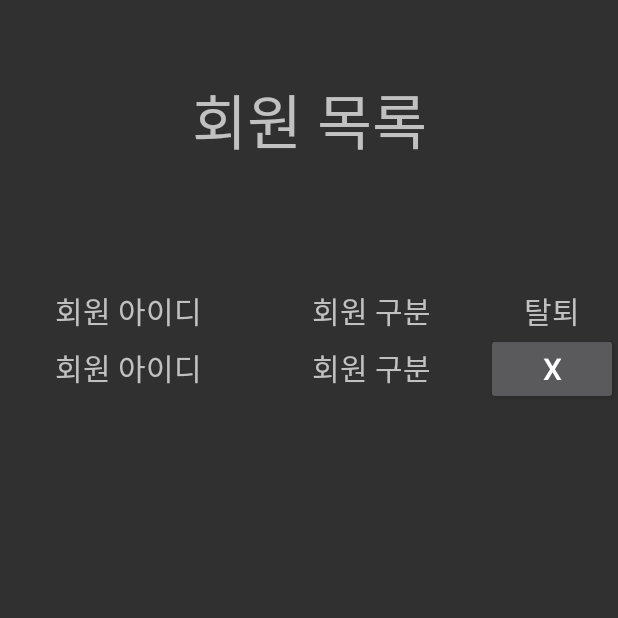
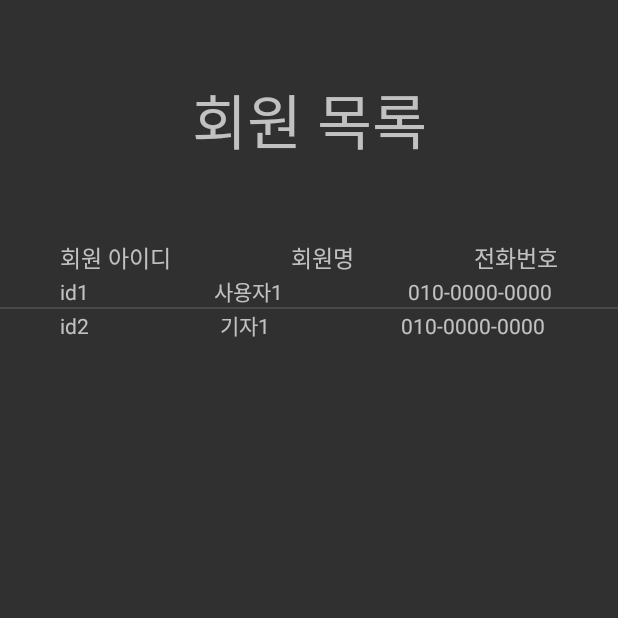
Before and after one commit to jinlee1703/yu_SoftwareDesign, an Android app: the UserListActivity screen opened directly, with no data from a screen before it, on a phone screen of 412 x 824 dp, the top half of it. Run offline under Robolectric (Android 15) with nearby library versions, the phone set to English and light mode, and no system bars.

Commit message:
feat: user management

```diff
--- a/app/src/main/AndroidManifest.xml
+++ b/app/src/main/AndroidManifest.xml
@@ -15,11 +15,7 @@
         android:usesCleartextTraffic="true"
         android:networkSecurityConfig="@xml/network_security_config"
         android:theme="@style/Theme.AppCompat.NoActionBar">
-        <activity android:name=".activity.NewsFormActivity"></activity>
         <activity android:name=".activity.UserListActivity" />
-        <activity android:name=".activity.ReportActivity" />
-        <activity android:name=".activity.NotificationActivity" />
-        <activity android:name=".activity.HashtagActivity" />
         <activity android:name=".activity.UserInfoActivity" />
         <activity android:name=".activity.HotKeywordActivity" />
         <activity android:name=".activity.WeatherActivity" />
--- a/app/src/main/java/com/example/news_application/activity/NewsListActivity.java
+++ b/app/src/main/java/com/example/news_application/activity/NewsListActivity.java
@@ -7,16 +7,14 @@ import android.content.Intent;
 import android.os.Bundle;
 import android.os.Handler;
 import android.os.Message;
-import android.util.Log;
 import android.view.View;
 import android.widget.AdapterView;
 import android.widget.Button;
 import android.widget.ListView;
-import android.widget.Toast;
 
 import com.example.news_application.R;
 import com.example.news_application.obj.News;
-import com.example.news_application.obj.NewsAdapter;
+import com.example.news_application.adapter.NewsAdapter;
 
 import org.jsoup.Jsoup;
 import org.jsoup.nodes.Document;
@@ -24,9 +22,7 @@ import org.jsoup.nodes.Element;
 import org.jsoup.select.Elements;
 
 import java.io.IOException;
-import java.text.SimpleDateFormat;
 import java.util.ArrayList;
-import java.util.Date;
 
 public class NewsListActivity extends AppCompatActivity {
     private Button[] btn = new Button[6];
--- a/app/src/main/java/com/example/news_application/activity/UserListActivity.java
+++ b/app/src/main/java/com/example/news_application/activity/UserListActivity.java
@@ -1,26 +1,75 @@
 package com.example.news_application.activity;
 
+import androidx.appcompat.app.AlertDialog;
 import androidx.appcompat.app.AppCompatActivity;
 
+import android.content.DialogInterface;
+import android.content.Intent;
 import android.os.Bundle;
+import android.view.View;
+import android.widget.AdapterView;
 import android.widget.Button;
 import android.widget.EditText;
+import android.widget.ListView;
+import android.widget.Toast;
 
 import com.example.news_application.R;
+import com.example.news_application.adapter.NewsAdapter;
+import com.example.news_application.adapter.UserAdapter;
+import com.example.news_application.db.DB;
+import com.example.news_application.obj.News;
+import com.example.news_application.obj.User;
+
+import java.util.ArrayList;
 
 public class UserListActivity extends AppCompatActivity {
-    private EditText[] idText;
-    private EditText[] roleText;
-    private Button[] deleteBtn;
+    private ArrayList<User> userArrayList;
+    private UserAdapter myAdapter;
+    private ListView listView;
 
     @Override
     protected void onCreate(Bundle savedInstanceState) {
         super.onCreate(savedInstanceState);
         setContentView(R.layout.activity_user_list);
+
+        listView = (ListView) findViewById(R.id.userlist_listView);
+        loadUserList();
     }
 
-    public void setUserList() {
+    public void loadUserList() {
+        userArrayList = DB.getUserLIst();
+        myAdapter = new UserAdapter(UserListActivity.this, userArrayList);
 
+        myAdapter.notifyDataSetChanged();
+        listView.setAdapter(myAdapter);
+        listView.setOnItemClickListener(new AdapterView.OnItemClickListener() {
+            @Override
+            public void onItemClick(AdapterView<?> adapterView, View view, int position, long id) {
+                AlertDialog.Builder msgBuilder = new AlertDialog.Builder(UserListActivity.this)
+                        .setTitle("회원 탈퇴")
+                        .setMessage(userArrayList.get(position).getUserName() + " 회원을 탈퇴시키겠습니까?")
+                        .setPositiveButton("OK", new DialogInterface.OnClickListener() {
+                            @Override
+                            public void onClick(DialogInterface dialogInterface, int i) {
+                                if (DB.withdrawalUser(userArrayList.get(position).getUserNo())) {
+                                    Toast.makeText(UserListActivity.this, "회원 탈퇴 완료!!!", Toast.LENGTH_SHORT).show();
+                                    userArrayList.clear();
+                                    loadUserList();
+                                    myAdapter.notifyDataSetChanged();
+                                    listView.setAdapter(myAdapter);
+                                } else {
+                                    Toast.makeText(UserListActivity.this, "회원 탈퇴 실패!!!", Toast.LENGTH_SHORT).show();
+                                }
+                            }
+                        })
+                        .setNegativeButton("Cancel", new DialogInterface.OnClickListener() {
+                            @Override
+                            public void onClick(DialogInterface dialogInterface, int i) {}
+                        });
+                AlertDialog msgDlg = msgBuilder.create();
+                msgDlg.show();
+            }
+        });
     }
 
     public void withdrawalUser(String userId) {
--- /dev/null
+++ b/app/src/main/java/com/example/news_application/adapter/UserAdapter.java
@@ -0,0 +1,58 @@
+package com.example.news_application.adapter;
+
+import android.content.Context;
+import android.view.LayoutInflater;
+import android.view.View;
+import android.view.ViewGroup;
+import android.widget.BaseAdapter;
+import android.widget.ImageView;
+import android.widget.TextView;
+
+import com.bumptech.glide.Glide;
+import com.example.news_application.R;
+import com.example.news_application.obj.News;
+import com.example.news_application.obj.User;
+
+import java.util.ArrayList;
+
+public class UserAdapter extends BaseAdapter {
+    Context mContext = null;
+    LayoutInflater mLayoutInflater = null;
+    ArrayList<User> userList;
+
+    public UserAdapter(Context mContext, ArrayList<User> userList) {
+        this.mContext = mContext;
+        this.userList = userList;
+        this.mLayoutInflater = LayoutInflater.from(mContext);
+    }
+
+    @Override
+    public int getCount() {
+        return userList.size();
+    }
+
+    @Override
+    public Object getItem(int position) {
+        return userList.get(position);
+    }
+
+    @Override
+    public long getItemId(int position) {
+        return position;
+    }
+
+    @Override
+    public View getView(int position, View converView, ViewGroup parent) {
+        View view = mLayoutInflater.inflate(R.layout.user_item, null);
+
+        TextView idText = (TextView)view.findViewById(R.id.userId);
+        TextView nameText = (TextView)view.findViewById(R.id.userName);
+        TextView phoneText = (TextView)view.findViewById(R.id.userPhone);
+
+        idText.setText(userList.get(position).getUserId());
+        nameText.setText(userList.get(position).getUserName());
+        phoneText.setText(userList.get(position).getUserPhone());
+
+        return view;
+    }
+}
--- a/app/src/main/java/com/example/news_application/db/DB.java
+++ b/app/src/main/java/com/example/news_application/db/DB.java
@@ -102,14 +102,14 @@ public class DB {
         return categoryList;
     }
 
-//    public static boolean writeNews(News news) {
+//    public static boolean writeNews(News news_item) {
 //        try {
-//            String title = news.getTitle();
-//            String contents = news.getContents();
-//            byte[] image = news.getImage();
+//            String title = news_item.getTitle();
+//            String contents = news_item.getContents();
+//            byte[] image = news_item.getImage();
 //
 //            db = dbHelper.getWritableDatabase();
-//            SQLiteStatement p = db.compileStatement("INSERT INTO news ('title', 'contents', 'image', 'u_no', 'reg_date') VALUES (?, ?, ?, ?, ?)");
+//            SQLiteStatement p = db.compileStatement("INSERT INTO news_item ('title', 'contents', 'image', 'u_no', 'reg_date') VALUES (?, ?, ?, ?, ?)");
 //            p.bindString(1, title);
 //            p.bindString(2, contents);
 //            p.bindBlob(3, image);
@@ -148,6 +148,16 @@ public class DB {
         }
     }
 
+    public static ArrayList<User> getUserLIst() {
+        ArrayList<User> list = new ArrayList<User>();
+        db = dbHelper.getWritableDatabase();
+        Cursor cursor = db.rawQuery("SELECT * FROM user", null );
+        while (cursor.moveToNext()) {
+            list.add(new User(cursor.getInt(0), cursor.getString(1), cursor.getString(3), cursor.getString(4), cursor.getInt(5), null));
+        }
+        return list;
+    }
+
     static class DBHelper extends SQLiteOpenHelper {
         public DBHelper(Context context) {
             super(context, "swd_db", null, 1);
--- a/app/src/main/res/layout/activity_user_list.xml
+++ b/app/src/main/res/layout/activity_user_list.xml
@@ -17,64 +17,111 @@
         app:layout_constraintStart_toStartOf="parent"
         app:layout_constraintTop_toTopOf="parent" />
 
-    <ScrollView
+    <TableLayout
+        android:id="@+id/table_header"
         android:layout_width="match_parent"
-        android:layout_height="550dp"
-        app:layout_constraintBottom_toBottomOf="parent"
-        app:layout_constraintTop_toBottomOf="@+id/title"
-        tools:layout_editor_absoluteX="1dp">
-
-        <TableLayout
-            android:layout_width="match_parent"
-            android:layout_height="match_parent"
-            android:stretchColumns="0,1">
+        android:layout_height="wrap_content"
+        android:layout_marginTop="50dp"
+        android:stretchColumns="*"
+        app:layout_constraintTop_toBottomOf="@+id/title">
 
         <TableRow>
             <TextView
+                android:id="@+id/userId"
                 android:layout_width="wrap_content"
                 android:layout_height="wrap_content"
                 android:gravity="center"
-                    android:textSize="20dp"
+                android:textSize="15dp"
                 android:text="회원 아이디" />
 
             <TextView
+                android:id="@+id/userName"
                 android:layout_width="wrap_content"
                 android:layout_height="wrap_content"
                 android:gravity="center"
-                    android:textSize="20dp"
-                    android:text="회원 구분" />
+                android:textSize="15dp"
+                android:text="회원명" />
 
             <TextView
+                android:id="@+id/userPhone"
                 android:layout_width="wrap_content"
                 android:layout_height="wrap_content"
                 android:gravity="center"
-                    android:textSize="20dp"
-                    android:text="탈퇴" />
-            </TableRow>
-
-            <TableRow>
-                <TextView
-                    android:layout_width="wrap_content"
-                    android:layout_height="wrap_content"
-                    android:gravity="center"
-                    android:textSize="20dp"
-                    android:text="회원 아이디" />
-
-                <TextView
-                    android:layout_width="wrap_content"
-                    android:layout_height="wrap_content"
-                    android:gravity="center"
-                    android:textSize="20dp"
-                    android:text="회원 구분" />
-
-                <Button
-                    android:layout_width="wrap_content"
-                    android:layout_height="wrap_content"
-                    android:gravity="center"
-                    android:textSize="20dp"
-                    android:text="X" />
+                android:textSize="15dp"
+                android:text="전화번호" />
         </TableRow>
     </TableLayout>
-    </ScrollView>
+
+    <ListView
+        android:id="@+id/userlist_listView"
+        android:layout_width="match_parent"
+        android:layout_height="wrap_content"
+        app:layout_constraintEnd_toEndOf="parent"
+        app:layout_constraintStart_toStartOf="parent"
+        app:layout_constraintTop_toBottomOf="@+id/table_header"
+         />
+
+<!--    <ScrollView-->
+<!--        android:id="@+id/scrollView2"-->
+<!--        android:layout_width="match_parent"-->
+<!--        android:layout_height="550dp"-->
+<!--        app:layout_constraintBottom_toBottomOf="parent"-->
+<!--        app:layout_constraintTop_toBottomOf="@+id/title"-->
+<!--        tools:layout_editor_absoluteX="1dp">-->
+
+<!--        <TableLayout-->
+<!--            android:layout_width="match_parent"-->
+<!--            android:layout_height="match_parent"-->
+<!--            android:stretchColumns="0,1">-->
+
+<!--            <TableRow>-->
+
+<!--                <TextView-->
+<!--                    android:layout_width="wrap_content"-->
+<!--                    android:layout_height="wrap_content"-->
+<!--                    android:gravity="center"-->
+<!--                    android:text="회원 아이디"-->
+<!--                    android:textSize="20dp" />-->
+
+<!--                <TextView-->
+<!--                    android:layout_width="wrap_content"-->
+<!--                    android:layout_height="wrap_content"-->
+<!--                    android:gravity="center"-->
+<!--                    android:text="회원 구분"-->
+<!--                    android:textSize="20dp" />-->
+
+<!--                <TextView-->
+<!--                    android:layout_width="wrap_content"-->
+<!--                    android:layout_height="wrap_content"-->
+<!--                    android:gravity="center"-->
+<!--                    android:text="탈퇴"-->
+<!--                    android:textSize="20dp" />-->
+<!--            </TableRow>-->
+
+<!--            <TableRow>-->
+
+<!--                <TextView-->
+<!--                    android:layout_width="wrap_content"-->
+<!--                    android:layout_height="wrap_content"-->
+<!--                    android:gravity="center"-->
+<!--                    android:text="회원 아이디"-->
+<!--                    android:textSize="20dp" />-->
+
+<!--                <TextView-->
+<!--                    android:layout_width="wrap_content"-->
+<!--                    android:layout_height="wrap_content"-->
+<!--                    android:gravity="center"-->
+<!--                    android:text="회원 구분"-->
+<!--                    android:textSize="20dp" />-->
+
+<!--                <Button-->
+<!--                    android:layout_width="wrap_content"-->
+<!--                    android:layout_height="wrap_content"-->
+<!--                    android:gravity="center"-->
+<!--                    android:text="X"-->
+<!--                    android:textSize="20dp" />-->
+<!--            </TableRow>-->
+<!--        </TableLayout>-->
+<!--    </ScrollView>-->
 
 </androidx.constraintlayout.widget.ConstraintLayout>
--- /dev/null
+++ b/app/src/main/res/layout/user_item.xml
@@ -0,0 +1,36 @@
+<?xml version="1.0" encoding="utf-8"?>
+<androidx.constraintlayout.widget.ConstraintLayout xmlns:android="http://schemas.android.com/apk/res/android"
+    xmlns:app="http://schemas.android.com/apk/res-auto"
+    xmlns:tools="http://schemas.android.com/tools"
+    android:layout_width="match_parent"
+    android:layout_height="match_parent">
+
+    <TableLayout
+        android:layout_width="match_parent"
+        android:layout_height="match_parent"
+        android:stretchColumns="0,1,2">
+
+        <TableRow>
+            <TextView
+                android:id="@+id/userId"
+                android:layout_width="wrap_content"
+                android:layout_height="wrap_content"
+                android:layout_marginLeft="40dp"
+                android:text="아이디" />
+
+            <TextView
+                android:id="@+id/userName"
+                android:layout_width="wrap_content"
+                android:layout_height="wrap_content"
+                android:layout_marginLeft="40dp"
+                android:text="이름" />
+
+            <TextView
+                android:id="@+id/userPhone"
+                android:layout_width="wrap_content"
+                android:layout_height="wrap_content"
+                android:layout_marginLeft="40dp"
+                android:text="전화번호" />
+        </TableRow>
+    </TableLayout>
+</androidx.constraintlayout.widget.ConstraintLayout>
```
Also changed, not shown: app/src/main/java/com/example/news_application/activity/HashtagActivity.java (deleted, +0 -30 lines), app/src/main/java/com/example/news_application/activity/MenuActivity.java (+6 -9 lines), app/src/main/java/com/example/news_application/activity/NewsFormActivity.java (deleted, +0 -95 lines), app/src/main/java/com/example/news_application/activity/NotificationActivity.java (deleted, +0 -29 lines), app/src/main/java/com/example/news_application/activity/ReportActivity.java (deleted, +0 -43 lines), app/src/main/java/com/example/news_application/adapter/NewsAdapter.java (renamed from app/src/main/java/com/example/news_application/obj/NewsAdapter.java, +3 -8 lines), app/src/main/res/layout/news_item.xml (renamed from app/src/main/res/layout/news.xml), 1 other file. Lines whose indentation alone changed are shown as unchanged.
